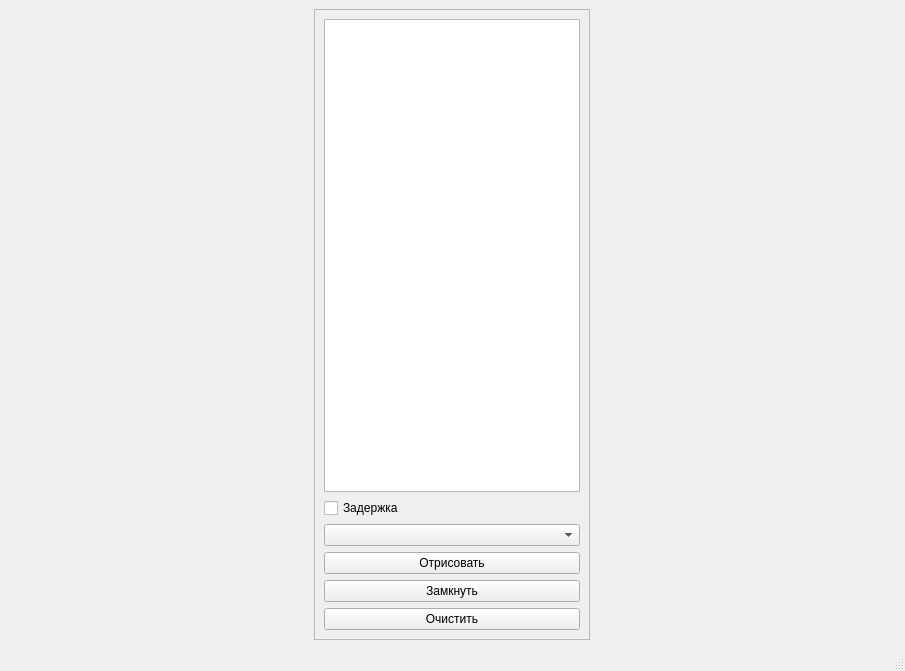
Old version of the form Computer Graphics/lab_06/gui.ui in the repository AirEM/university.
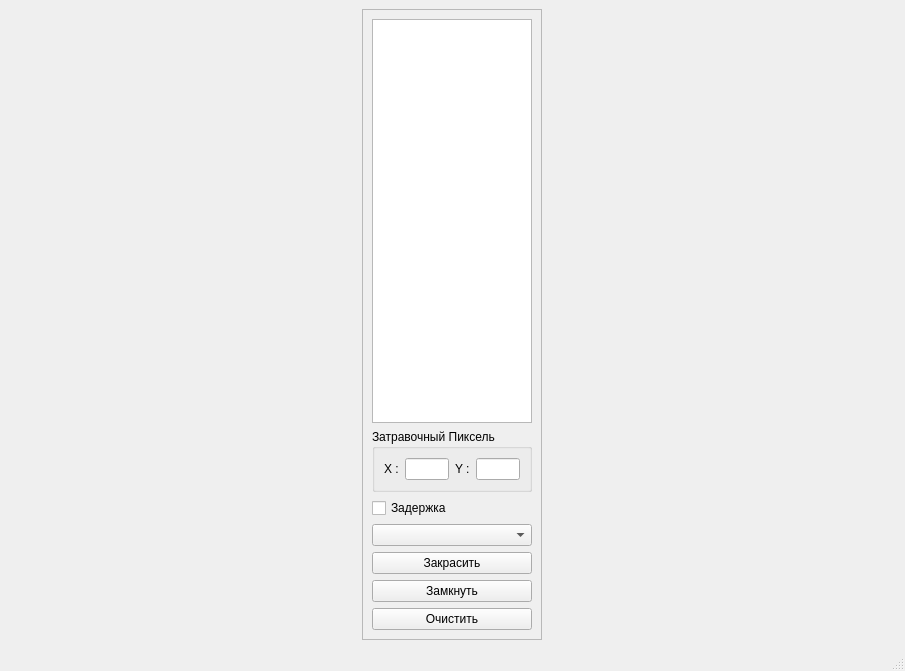
New version of the form.

Diff of the .ui file:
```diff
--- a/Computer Graphics/lab_06/gui.ui
+++ b/Computer Graphics/lab_06/gui.ui
@@ -31,10 +31,16 @@
       </property>
       <property name="minimumSize">
        <size>
-        <width>120</width>
+        <width>180</width>
         <height>0</height>
        </size>
       </property>
+      <property name="maximumSize">
+       <size>
+        <width>180</width>
+        <height>16777215</height>
+       </size>
+      </property>
       <property name="frameShape">
        <enum>QFrame::StyledPanel</enum>
       </property>
@@ -52,6 +58,118 @@
          </property>
         </widget>
        </item>
+       <item>
+        <widget class="QGroupBox" name="z_groupBox">
+         <property name="sizePolicy">
+          <sizepolicy hsizetype="Minimum" vsizetype="Minimum">
+           <horstretch>0</horstretch>
+           <verstretch>0</verstretch>
+          </sizepolicy>
+         </property>
+         <property name="minimumSize">
+          <size>
+           <width>0</width>
+           <height>10</height>
+          </size>
+         </property>
+         <property name="maximumSize">
+          <size>
+           <width>16777215</width>
+           <height>16777215</height>
+          </size>
+         </property>
+         <property name="title">
+          <string>Затравочный Пиксель</string>
+         </property>
+         <layout class="QHBoxLayout" name="horizontalLayout_3">
+          <item>
+           <widget class="QLabel" name="label">
+            <property name="sizePolicy">
+             <sizepolicy hsizetype="Preferred" vsizetype="Minimum">
+              <horstretch>0</horstretch>
+              <verstretch>0</verstretch>
+             </sizepolicy>
+            </property>
+            <property name="maximumSize">
+             <size>
+              <width>15</width>
+              <height>16777215</height>
+             </size>
+            </property>
+            <property name="text">
+             <string>X : </string>
+            </property>
+            <property name="alignment">
+             <set>Qt::AlignLeading|Qt::AlignLeft|Qt::AlignVCenter</set>
+            </property>
+           </widget>
+          </item>
+          <item>
+           <widget class="QLineEdit" name="zx_lineEdit">
+            <property name="sizePolicy">
+             <sizepolicy hsizetype="Minimum" vsizetype="Fixed">
+              <horstretch>15</horstretch>
+              <verstretch>0</verstretch>
+             </sizepolicy>
+            </property>
+            <property name="minimumSize">
+             <size>
+              <width>30</width>
+              <height>0</height>
+             </size>
+            </property>
+            <property name="maximumSize">
+             <size>
+              <width>45</width>
+              <height>16777215</height>
+             </size>
+            </property>
+           </widget>
+          </item>
+          <item>
+           <widget class="QLabel" name="label_2">
+            <property name="sizePolicy">
+             <sizepolicy hsizetype="Expanding" vsizetype="Preferred">
+              <horstretch>0</horstretch>
+              <verstretch>0</verstretch>
+             </sizepolicy>
+            </property>
+            <property name="maximumSize">
+             <size>
+              <width>15</width>
+              <height>16777215</height>
+             </size>
+            </property>
+            <property name="text">
+             <string>Y : </string>
+            </property>
+           </widget>
+          </item>
+          <item>
+           <widget class="QLineEdit" name="zy_lineEdit">
+            <property name="sizePolicy">
+             <sizepolicy hsizetype="Minimum" vsizetype="Fixed">
+              <horstretch>15</horstretch>
+              <verstretch>0</verstretch>
+             </sizepolicy>
+            </property>
+            <property name="minimumSize">
+             <size>
+              <width>30</width>
+              <height>0</height>
+             </size>
+            </property>
+            <property name="maximumSize">
+             <size>
+              <width>45</width>
+              <height>16777215</height>
+             </size>
+            </property>
+           </widget>
+          </item>
+         </layout>
+        </widget>
+       </item>
        <item>
         <widget class="QCheckBox" name="slowCheckBox">
          <property name="text">
@@ -71,7 +189,7 @@
           </sizepolicy>
          </property>
          <property name="text">
-          <string>Отрисовать</string>
+          <string>Закрасить</string>
          </property>
         </widget>
        </item>
```
